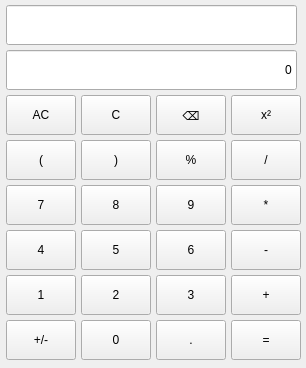
This is MyCalculator/mainwindow.ui in kunalgavhane12/QtAssignment as Qt 5 draws it before an edit. The edited form follows.
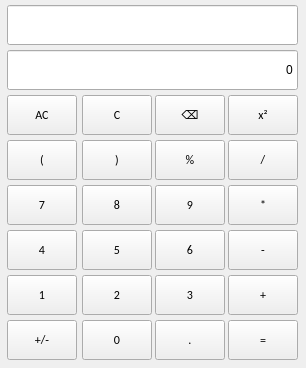
This is the edited form.

Diff of the .ui file:
```diff
--- a/MyCalculator/mainwindow.ui
+++ b/MyCalculator/mainwindow.ui
@@ -61,19 +61,16 @@
      <number>0</number>
     </property>
     <property name="rightMargin">
-     <number>6</number>
+     <number>0</number>
     </property>
     <property name="bottomMargin">
      <number>0</number>
     </property>
-    <property name="horizontalSpacing">
-     <number>6</number>
-    </property>
-    <property name="verticalSpacing">
+    <property name="spacing">
      <number>0</number>
     </property>
-    <item row="6" column="0">
-     <widget class="QPushButton" name="pushButton4">
+    <item row="0" column="0" colspan="4">
+     <widget class="QLineEdit" name="History">
       <property name="sizePolicy">
        <sizepolicy hsizetype="Fixed" vsizetype="Fixed">
         <horstretch>0</horstretch>
@@ -82,48 +79,26 @@
       </property>
       <property name="minimumSize">
        <size>
-        <width>70</width>
+        <width>291</width>
         <height>40</height>
        </size>
       </property>
       <property name="maximumSize">
        <size>
-        <width>70</width>
+        <width>291</width>
         <height>40</height>
        </size>
       </property>
       <property name="text">
-       <string>4</string>
+       <string/>
       </property>
-     </widget>
-    </item>
-    <item row="8" column="2">
-     <widget class="QPushButton" name="Point">
-      <property name="sizePolicy">
-       <sizepolicy hsizetype="Fixed" vsizetype="Fixed">
-        <horstretch>0</horstretch>
-        <verstretch>0</verstretch>
-       </sizepolicy>
+      <property name="alignment">
+       <set>Qt::AlignRight|Qt::AlignTrailing|Qt::AlignVCenter</set>
       </property>
-      <property name="minimumSize">
-       <size>
-        <width>70</width>
-        <height>40</height>
-       </size>
-      </property>
-      <property name="maximumSize">
-       <size>
-        <width>70</width>
-        <height>40</height>
-       </size>
-      </property>
-      <property name="text">
-       <string>.</string>
-      </property>
      </widget>
     </item>
-    <item row="5" column="2">
-     <widget class="QPushButton" name="pushButton9">
+    <item row="1" column="0" colspan="4">
+     <widget class="QLineEdit" name="lineEdit">
       <property name="sizePolicy">
        <sizepolicy hsizetype="Fixed" vsizetype="Fixed">
         <horstretch>0</horstretch>
@@ -132,172 +107,121 @@
       </property>
       <property name="minimumSize">
        <size>
-        <width>70</width>
+        <width>291</width>
         <height>40</height>
        </size>
       </property>
       <property name="maximumSize">
        <size>
-        <width>70</width>
-        <height>40</height>
-       </size>
-      </property>
-      <property name="text">
-       <string>9</string>
-      </property>
-     </widget>
-    </item>
-    <item row="7" column="3">
-     <widget class="QPushButton" name="Addition">
-      <property name="sizePolicy">
-       <sizepolicy hsizetype="Fixed" vsizetype="Fixed">
-        <horstretch>0</horstretch>
-        <verstretch>0</verstretch>
-       </sizepolicy>
-      </property>
-      <property name="minimumSize">
-       <size>
-        <width>70</width>
-        <height>40</height>
-       </size>
-      </property>
-      <property name="maximumSize">
-       <size>
-        <width>70</width>
-        <height>40</height>
-       </size>
-      </property>
-      <property name="text">
-       <string>+</string>
-      </property>
-     </widget>
-    </item>
-    <item row="6" column="2">
-     <widget class="QPushButton" name="pushButton6">
-      <property name="sizePolicy">
-       <sizepolicy hsizetype="Fixed" vsizetype="Fixed">
-        <horstretch>0</horstretch>
-        <verstretch>0</verstretch>
-       </sizepolicy>
-      </property>
-      <property name="minimumSize">
-       <size>
-        <width>70</width>
-        <height>40</height>
-       </size>
-      </property>
-      <property name="maximumSize">
-       <size>
-        <width>70</width>
-        <height>40</height>
-       </size>
-      </property>
-      <property name="text">
-       <string>6</string>
-      </property>
-     </widget>
-    </item>
-    <item row="7" column="1">
-     <widget class="QPushButton" name="pushButton2">
-      <property name="sizePolicy">
-       <sizepolicy hsizetype="Fixed" vsizetype="Fixed">
-        <horstretch>0</horstretch>
-        <verstretch>0</verstretch>
-       </sizepolicy>
-      </property>
-      <property name="minimumSize">
-       <size>
-        <width>70</width>
-        <height>40</height>
-       </size>
-      </property>
-      <property name="maximumSize">
-       <size>
-        <width>70</width>
-        <height>40</height>
-       </size>
-      </property>
-      <property name="text">
-       <string>2</string>
-      </property>
-     </widget>
-    </item>
-    <item row="5" column="3">
-     <widget class="QPushButton" name="Multiply">
-      <property name="sizePolicy">
-       <sizepolicy hsizetype="Fixed" vsizetype="Fixed">
-        <horstretch>0</horstretch>
-        <verstretch>0</verstretch>
-       </sizepolicy>
-      </property>
-      <property name="minimumSize">
-       <size>
-        <width>70</width>
-        <height>40</height>
-       </size>
-      </property>
-      <property name="maximumSize">
-       <size>
-        <width>70</width>
-        <height>40</height>
-       </size>
-      </property>
-      <property name="text">
-       <string>*</string>
-      </property>
-     </widget>
-    </item>
-    <item row="4" column="3">
-     <widget class="QPushButton" name="Divide">
-      <property name="sizePolicy">
-       <sizepolicy hsizetype="Fixed" vsizetype="Fixed">
-        <horstretch>0</horstretch>
-        <verstretch>0</verstretch>
-       </sizepolicy>
-      </property>
-      <property name="minimumSize">
-       <size>
-        <width>70</width>
-        <height>40</height>
-       </size>
-      </property>
-      <property name="maximumSize">
-       <size>
-        <width>70</width>
-        <height>40</height>
-       </size>
-      </property>
-      <property name="text">
-       <string>/</string>
-      </property>
-     </widget>
-    </item>
-    <item row="8" column="1">
-     <widget class="QPushButton" name="pushButton0">
-      <property name="sizePolicy">
-       <sizepolicy hsizetype="Fixed" vsizetype="Fixed">
-        <horstretch>0</horstretch>
-        <verstretch>0</verstretch>
-       </sizepolicy>
-      </property>
-      <property name="minimumSize">
-       <size>
-        <width>70</width>
-        <height>40</height>
-       </size>
-      </property>
-      <property name="maximumSize">
-       <size>
-        <width>70</width>
+        <width>291</width>
         <height>40</height>
        </size>
       </property>
       <property name="text">
        <string>0</string>
       </property>
+      <property name="alignment">
+       <set>Qt::AlignRight|Qt::AlignTrailing|Qt::AlignVCenter</set>
+      </property>
      </widget>
     </item>
-    <item row="3" column="3">
+    <item row="2" column="0">
+     <widget class="QPushButton" name="AllClear">
+      <property name="sizePolicy">
+       <sizepolicy hsizetype="Fixed" vsizetype="Fixed">
+        <horstretch>0</horstretch>
+        <verstretch>0</verstretch>
+       </sizepolicy>
+      </property>
+      <property name="minimumSize">
+       <size>
+        <width>70</width>
+        <height>40</height>
+       </size>
+      </property>
+      <property name="maximumSize">
+       <size>
+        <width>70</width>
+        <height>40</height>
+       </size>
+      </property>
+      <property name="font">
+       <font>
+        <family>Calibri</family>
+        <weight>50</weight>
+        <bold>false</bold>
+       </font>
+      </property>
+      <property name="text">
+       <string>AC</string>
+      </property>
+     </widget>
+    </item>
+    <item row="2" column="1">
+     <widget class="QPushButton" name="Clear">
+      <property name="sizePolicy">
+       <sizepolicy hsizetype="Fixed" vsizetype="Fixed">
+        <horstretch>0</horstretch>
+        <verstretch>0</verstretch>
+       </sizepolicy>
+      </property>
+      <property name="minimumSize">
+       <size>
+        <width>70</width>
+        <height>40</height>
+       </size>
+      </property>
+      <property name="maximumSize">
+       <size>
+        <width>70</width>
+        <height>40</height>
+       </size>
+      </property>
+      <property name="font">
+       <font>
+        <family>Calibri</family>
+        <weight>50</weight>
+        <bold>false</bold>
+       </font>
+      </property>
+      <property name="text">
+       <string>C</string>
+      </property>
+     </widget>
+    </item>
+    <item row="2" column="2">
+     <widget class="QPushButton" name="Delete">
+      <property name="sizePolicy">
+       <sizepolicy hsizetype="Fixed" vsizetype="Fixed">
+        <horstretch>0</horstretch>
+        <verstretch>0</verstretch>
+       </sizepolicy>
+      </property>
+      <property name="minimumSize">
+       <size>
+        <width>70</width>
+        <height>40</height>
+       </size>
+      </property>
+      <property name="maximumSize">
+       <size>
+        <width>70</width>
+        <height>40</height>
+       </size>
+      </property>
+      <property name="font">
+       <font>
+        <family>Calibri</family>
+        <weight>50</weight>
+        <bold>false</bold>
+       </font>
+      </property>
+      <property name="text">
+       <string>⌫</string>
+      </property>
+     </widget>
+    </item>
+    <item row="2" column="3">
      <widget class="QPushButton" name="Power">
       <property name="sizePolicy">
        <sizepolicy hsizetype="Fixed" vsizetype="Fixed">
@@ -317,13 +241,20 @@
         <height>40</height>
        </size>
       </property>
+      <property name="font">
+       <font>
+        <family>Calibri</family>
+        <weight>50</weight>
+        <bold>false</bold>
+       </font>
+      </property>
       <property name="text">
        <string>x²</string>
       </property>
      </widget>
     </item>
-    <item row="7" column="2">
-     <widget class="QPushButton" name="pushButton3">
+    <item row="3" column="0">
+     <widget class="QPushButton" name="LeftBracket">
       <property name="sizePolicy">
        <sizepolicy hsizetype="Fixed" vsizetype="Fixed">
         <horstretch>0</horstretch>
@@ -342,12 +273,19 @@
         <height>40</height>
        </size>
       </property>
+      <property name="font">
+       <font>
+        <family>Calibri</family>
+        <weight>50</weight>
+        <bold>false</bold>
+       </font>
+      </property>
       <property name="text">
-       <string>3</string>
+       <string>(</string>
       </property>
      </widget>
     </item>
-    <item row="4" column="1">
+    <item row="3" column="1">
      <widget class="QPushButton" name="RightBracket">
       <property name="sizePolicy">
        <sizepolicy hsizetype="Fixed" vsizetype="Fixed">
@@ -367,12 +305,83 @@
         <height>40</height>
        </size>
       </property>
+      <property name="font">
+       <font>
+        <family>Calibri</family>
+        <weight>50</weight>
+        <bold>false</bold>
+       </font>
+      </property>
       <property name="text">
        <string>)</string>
       </property>
      </widget>
     </item>
-    <item row="5" column="0">
+    <item row="3" column="2">
+     <widget class="QPushButton" name="Modules">
+      <property name="sizePolicy">
+       <sizepolicy hsizetype="Fixed" vsizetype="Fixed">
+        <horstretch>0</horstretch>
+        <verstretch>0</verstretch>
+       </sizepolicy>
+      </property>
+      <property name="minimumSize">
+       <size>
+        <width>70</width>
+        <height>40</height>
+       </size>
+      </property>
+      <property name="maximumSize">
+       <size>
+        <width>70</width>
+        <height>40</height>
+       </size>
+      </property>
+      <property name="font">
+       <font>
+        <family>Calibri</family>
+        <weight>50</weight>
+        <bold>false</bold>
+       </font>
+      </property>
+      <property name="text">
+       <string>%</string>
+      </property>
+     </widget>
+    </item>
+    <item row="3" column="3">
+     <widget class="QPushButton" name="Divide">
+      <property name="sizePolicy">
+       <sizepolicy hsizetype="Fixed" vsizetype="Fixed">
+        <horstretch>0</horstretch>
+        <verstretch>0</verstretch>
+       </sizepolicy>
+      </property>
+      <property name="minimumSize">
+       <size>
+        <width>70</width>
+        <height>40</height>
+       </size>
+      </property>
+      <property name="maximumSize">
+       <size>
+        <width>70</width>
+        <height>40</height>
+       </size>
+      </property>
+      <property name="font">
+       <font>
+        <family>Calibri</family>
+        <weight>50</weight>
+        <bold>false</bold>
+       </font>
+      </property>
+      <property name="text">
+       <string>/</string>
+      </property>
+     </widget>
+    </item>
+    <item row="4" column="0">
      <widget class="QPushButton" name="pushButton7">
       <property name="sizePolicy">
        <sizepolicy hsizetype="Fixed" vsizetype="Fixed">
@@ -392,62 +401,19 @@
         <height>40</height>
        </size>
       </property>
+      <property name="font">
+       <font>
+        <family>Calibri</family>
+        <weight>50</weight>
+        <bold>false</bold>
+       </font>
+      </property>
       <property name="text">
        <string>7</string>
       </property>
      </widget>
     </item>
-    <item row="6" column="1">
-     <widget class="QPushButton" name="pushButton5">
-      <property name="sizePolicy">
-       <sizepolicy hsizetype="Fixed" vsizetype="Fixed">
-        <horstretch>0</horstretch>
-        <verstretch>0</verstretch>
-       </sizepolicy>
-      </property>
-      <property name="minimumSize">
-       <size>
-        <width>70</width>
-        <height>40</height>
-       </size>
-      </property>
-      <property name="maximumSize">
-       <size>
-        <width>70</width>
-        <height>40</height>
-       </size>
-      </property>
-      <property name="text">
-       <string>5</string>
-      </property>
-     </widget>
-    </item>
-    <item row="3" column="2">
-     <widget class="QPushButton" name="Delete">
-      <property name="sizePolicy">
-       <sizepolicy hsizetype="Fixed" vsizetype="Fixed">
-        <horstretch>0</horstretch>
-        <verstretch>0</verstretch>
-       </sizepolicy>
-      </property>
-      <property name="minimumSize">
-       <size>
-        <width>70</width>
-        <height>40</height>
-       </size>
-      </property>
-      <property name="maximumSize">
-       <size>
-        <width>70</width>
-        <height>40</height>
-       </size>
-      </property>
-      <property name="text">
-       <string>⌫</string>
-      </property>
-     </widget>
-    </item>
-    <item row="5" column="1">
+    <item row="4" column="1">
      <widget class="QPushButton" name="pushButton8">
       <property name="sizePolicy">
        <sizepolicy hsizetype="Fixed" vsizetype="Fixed">
@@ -467,63 +433,20 @@
         <height>40</height>
        </size>
       </property>
+      <property name="font">
+       <font>
+        <family>Calibri</family>
+        <weight>50</weight>
+        <bold>false</bold>
+       </font>
+      </property>
       <property name="text">
        <string>8</string>
       </property>
      </widget>
     </item>
-    <item row="8" column="0">
-     <widget class="QPushButton" name="changeSign">
-      <property name="sizePolicy">
-       <sizepolicy hsizetype="Fixed" vsizetype="Fixed">
-        <horstretch>0</horstretch>
-        <verstretch>0</verstretch>
-       </sizepolicy>
-      </property>
-      <property name="minimumSize">
-       <size>
-        <width>70</width>
-        <height>40</height>
-       </size>
-      </property>
-      <property name="maximumSize">
-       <size>
-        <width>70</width>
-        <height>40</height>
-       </size>
-      </property>
-      <property name="text">
-       <string>+/-</string>
-      </property>
-     </widget>
-    </item>
-    <item row="7" column="0">
-     <widget class="QPushButton" name="pushButton1">
-      <property name="sizePolicy">
-       <sizepolicy hsizetype="Fixed" vsizetype="Fixed">
-        <horstretch>0</horstretch>
-        <verstretch>0</verstretch>
-       </sizepolicy>
-      </property>
-      <property name="minimumSize">
-       <size>
-        <width>70</width>
-        <height>40</height>
-       </size>
-      </property>
-      <property name="maximumSize">
-       <size>
-        <width>70</width>
-        <height>40</height>
-       </size>
-      </property>
-      <property name="text">
-       <string>1</string>
-      </property>
-     </widget>
-    </item>
     <item row="4" column="2">
-     <widget class="QPushButton" name="Modules">
+     <widget class="QPushButton" name="pushButton9">
       <property name="sizePolicy">
        <sizepolicy hsizetype="Fixed" vsizetype="Fixed">
         <horstretch>0</horstretch>
@@ -542,13 +465,20 @@
         <height>40</height>
        </size>
       </property>
+      <property name="font">
+       <font>
+        <family>Calibri</family>
+        <weight>50</weight>
+        <bold>false</bold>
+       </font>
+      </property>
       <property name="text">
-       <string>%</string>
+       <string>9</string>
       </property>
      </widget>
     </item>
-    <item row="2" column="0">
-     <widget class="QLineEdit" name="lineEdit">
+    <item row="4" column="3">
+     <widget class="QPushButton" name="Multiply">
       <property name="sizePolicy">
        <sizepolicy hsizetype="Fixed" vsizetype="Fixed">
         <horstretch>0</horstretch>
@@ -557,26 +487,62 @@
       </property>
       <property name="minimumSize">
        <size>
-        <width>291</width>
+        <width>70</width>
         <height>40</height>
        </size>
       </property>
       <property name="maximumSize">
        <size>
-        <width>291</width>
+        <width>70</width>
         <height>40</height>
        </size>
       </property>
+      <property name="font">
+       <font>
+        <family>Calibri</family>
+        <weight>50</weight>
+        <bold>false</bold>
+       </font>
+      </property>
       <property name="text">
-       <string>0</string>
+       <string>*</string>
       </property>
-      <property name="alignment">
-       <set>Qt::AlignRight|Qt::AlignTrailing|Qt::AlignVCenter</set>
+     </widget>
+    </item>
+    <item row="5" column="0">
+     <widget class="QPushButton" name="pushButton4">
+      <property name="sizePolicy">
+       <sizepolicy hsizetype="Fixed" vsizetype="Fixed">
+        <horstretch>0</horstretch>
+        <verstretch>0</verstretch>
+       </sizepolicy>
       </property>
+      <property name="minimumSize">
+       <size>
+        <width>70</width>
+        <height>40</height>
+       </size>
+      </property>
+      <property name="maximumSize">
+       <size>
+        <width>70</width>
+        <height>40</height>
+       </size>
+      </property>
+      <property name="font">
+       <font>
+        <family>Calibri</family>
+        <weight>50</weight>
+        <bold>false</bold>
+       </font>
+      </property>
+      <property name="text">
+       <string>4</string>
+      </property>
      </widget>
     </item>
-    <item row="3" column="0">
-     <widget class="QPushButton" name="AllClear">
+    <item row="5" column="1">
+     <widget class="QPushButton" name="pushButton5">
       <property name="sizePolicy">
        <sizepolicy hsizetype="Fixed" vsizetype="Fixed">
         <horstretch>0</horstretch>
@@ -595,12 +561,51 @@
         <height>40</height>
        </size>
       </property>
+      <property name="font">
+       <font>
+        <family>Calibri</family>
+        <weight>50</weight>
+        <bold>false</bold>
+       </font>
+      </property>
       <property name="text">
-       <string>AC</string>
+       <string>5</string>
       </property>
      </widget>
     </item>
-    <item row="6" column="3">
+    <item row="5" column="2">
+     <widget class="QPushButton" name="pushButton6">
+      <property name="sizePolicy">
+       <sizepolicy hsizetype="Fixed" vsizetype="Fixed">
+        <horstretch>0</horstretch>
+        <verstretch>0</verstretch>
+       </sizepolicy>
+      </property>
+      <property name="minimumSize">
+       <size>
+        <width>70</width>
+        <height>40</height>
+       </size>
+      </property>
+      <property name="maximumSize">
+       <size>
+        <width>70</width>
+        <height>40</height>
+       </size>
+      </property>
+      <property name="font">
+       <font>
+        <family>Calibri</family>
+        <weight>50</weight>
+        <bold>false</bold>
+       </font>
+      </property>
+      <property name="text">
+       <string>6</string>
+      </property>
+     </widget>
+    </item>
+    <item row="5" column="3">
      <widget class="QPushButton" name="Subt">
       <property name="sizePolicy">
        <sizepolicy hsizetype="Fixed" vsizetype="Fixed">
@@ -620,13 +625,20 @@
         <height>40</height>
        </size>
       </property>
+      <property name="font">
+       <font>
+        <family>Calibri</family>
+        <weight>50</weight>
+        <bold>false</bold>
+       </font>
+      </property>
       <property name="text">
        <string>-</string>
       </property>
      </widget>
     </item>
-    <item row="3" column="1">
-     <widget class="QPushButton" name="Clear">
+    <item row="6" column="0">
+     <widget class="QPushButton" name="pushButton1">
       <property name="sizePolicy">
        <sizepolicy hsizetype="Fixed" vsizetype="Fixed">
         <horstretch>0</horstretch>
@@ -645,13 +657,20 @@
         <height>40</height>
        </size>
       </property>
+      <property name="font">
+       <font>
+        <family>Calibri</family>
+        <weight>50</weight>
+        <bold>false</bold>
+       </font>
+      </property>
       <property name="text">
-       <string>C</string>
+       <string>1</string>
       </property>
      </widget>
     </item>
-    <item row="4" column="0">
-     <widget class="QPushButton" name="LeftBracket">
+    <item row="6" column="1">
+     <widget class="QPushButton" name="pushButton2">
       <property name="sizePolicy">
        <sizepolicy hsizetype="Fixed" vsizetype="Fixed">
         <horstretch>0</horstretch>
@@ -670,12 +689,179 @@
         <height>40</height>
        </size>
       </property>
+      <property name="font">
+       <font>
+        <family>Calibri</family>
+        <weight>50</weight>
+        <bold>false</bold>
+       </font>
+      </property>
       <property name="text">
-       <string>(</string>
+       <string>2</string>
       </property>
      </widget>
     </item>
-    <item row="8" column="3">
+    <item row="6" column="2">
+     <widget class="QPushButton" name="pushButton3">
+      <property name="sizePolicy">
+       <sizepolicy hsizetype="Fixed" vsizetype="Fixed">
+        <horstretch>0</horstretch>
+        <verstretch>0</verstretch>
+       </sizepolicy>
+      </property>
+      <property name="minimumSize">
+       <size>
+        <width>70</width>
+        <height>40</height>
+       </size>
+      </property>
+      <property name="maximumSize">
+       <size>
+        <width>70</width>
+        <height>40</height>
+       </size>
+      </property>
+      <property name="font">
+       <font>
+        <family>Calibri</family>
+        <weight>50</weight>
+        <bold>false</bold>
+       </font>
+      </property>
+      <property name="text">
+       <string>3</string>
+      </property>
+     </widget>
+    </item>
+    <item row="6" column="3">
+     <widget class="QPushButton" name="Addition">
+      <property name="sizePolicy">
+       <sizepolicy hsizetype="Fixed" vsizetype="Fixed">
+        <horstretch>0</horstretch>
+        <verstretch>0</verstretch>
+       </sizepolicy>
+      </property>
+      <property name="minimumSize">
+       <size>
+        <width>70</width>
+        <height>40</height>
+       </size>
+      </property>
+      <property name="maximumSize">
+       <size>
+        <width>70</width>
+        <height>40</height>
+       </size>
+      </property>
+      <property name="font">
+       <font>
+        <family>Calibri</family>
+        <weight>50</weight>
+        <bold>false</bold>
+       </font>
+      </property>
+      <property name="text">
+       <string>+</string>
+      </property>
+     </widget>
+    </item>
+    <item row="7" column="0">
+     <widget class="QPushButton" name="changeSign">
+      <property name="sizePolicy">
+       <sizepolicy hsizetype="Fixed" vsizetype="Fixed">
+        <horstretch>0</horstretch>
+        <verstretch>0</verstretch>
+       </sizepolicy>
+      </property>
+      <property name="minimumSize">
+       <size>
+        <width>70</width>
+        <height>40</height>
+       </size>
+      </property>
+      <property name="maximumSize">
+       <size>
+        <width>70</width>
+        <height>40</height>
+       </size>
+      </property>
+      <property name="font">
+       <font>
+        <family>Calibri</family>
+        <weight>50</weight>
+        <bold>false</bold>
+       </font>
+      </property>
+      <property name="text">
+       <string>+/-</string>
+      </property>
+     </widget>
+    </item>
+    <item row="7" column="1">
+     <widget class="QPushButton" name="pushButton0">
+      <property name="sizePolicy">
+       <sizepolicy hsizetype="Fixed" vsizetype="Fixed">
+        <horstretch>0</horstretch>
+        <verstretch>0</verstretch>
+       </sizepolicy>
+      </property>
+      <property name="minimumSize">
+       <size>
+        <width>70</width>
+        <height>40</height>
+       </size>
+      </property>
+      <property name="maximumSize">
+       <size>
+        <width>70</width>
+        <height>40</height>
+       </size>
+      </property>
+      <property name="font">
+       <font>
+        <family>Calibri</family>
+        <weight>50</weight>
+        <bold>false</bold>
+       </font>
+      </property>
+      <property name="text">
+       <string>0</string>
+      </property>
+     </widget>
+    </item>
+    <item row="7" column="2">
+     <widget class="QPushButton" name="Point">
+      <property name="sizePolicy">
+       <sizepolicy hsizetype="Fixed" vsizetype="Fixed">
+        <horstretch>0</horstretch>
+        <verstretch>0</verstretch>
+       </sizepolicy>
+      </property>
+      <property name="minimumSize">
+       <size>
+        <width>70</width>
+        <height>40</height>
+       </size>
+      </property>
+      <property name="maximumSize">
+       <size>
+        <width>70</width>
+        <height>40</height>
+       </size>
+      </property>
+      <property name="font">
+       <font>
+        <family>Calibri</family>
+        <weight>50</weight>
+        <bold>false</bold>
+       </font>
+      </property>
+      <property name="text">
+       <string>.</string>
+      </property>
+     </widget>
+    </item>
+    <item row="7" column="3">
      <widget class="QPushButton" name="Equals">
       <property name="sizePolicy">
        <sizepolicy hsizetype="Fixed" vsizetype="Fixed">
@@ -695,39 +881,18 @@
         <height>40</height>
        </size>
       </property>
+      <property name="font">
+       <font>
+        <family>Calibri</family>
+        <weight>50</weight>
+        <bold>false</bold>
+       </font>
+      </property>
       <property name="text">
        <string>=</string>
       </property>
      </widget>
     </item>
-    <item row="1" column="0" colspan="4">
-     <widget class="QLineEdit" name="History">
-      <property name="sizePolicy">
-       <sizepolicy hsizetype="Fixed" vsizetype="Fixed">
-        <horstretch>0</horstretch>
-        <verstretch>0</verstretch>
-       </sizepolicy>
-      </property>
-      <property name="minimumSize">
-       <size>
-        <width>291</width>
-        <height>40</height>
-       </size>
-      </property>
-      <property name="maximumSize">
-       <size>
-        <width>291</width>
-        <height>40</height>
-       </size>
-      </property>
-      <property name="text">
-       <string/>
-      </property>
-      <property name="alignment">
-       <set>Qt::AlignRight|Qt::AlignTrailing|Qt::AlignVCenter</set>
-      </property>
-     </widget>
-    </item>
    </layout>
   </widget>
  </widget>
```
